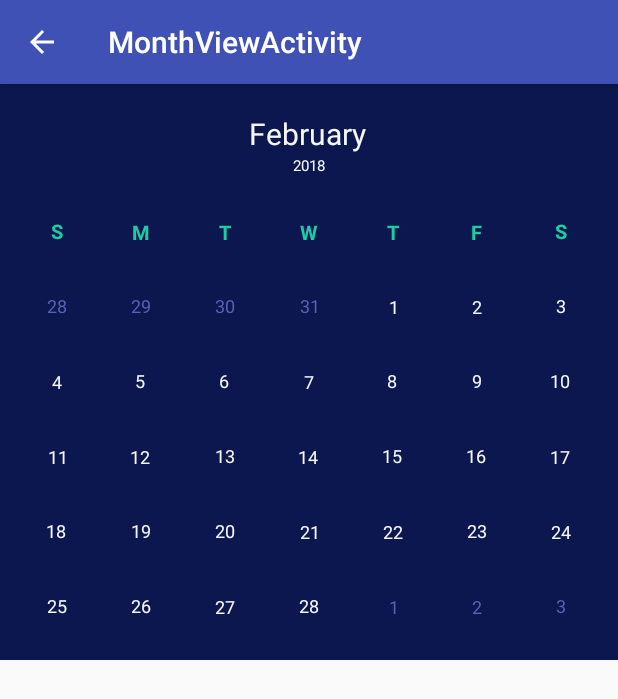
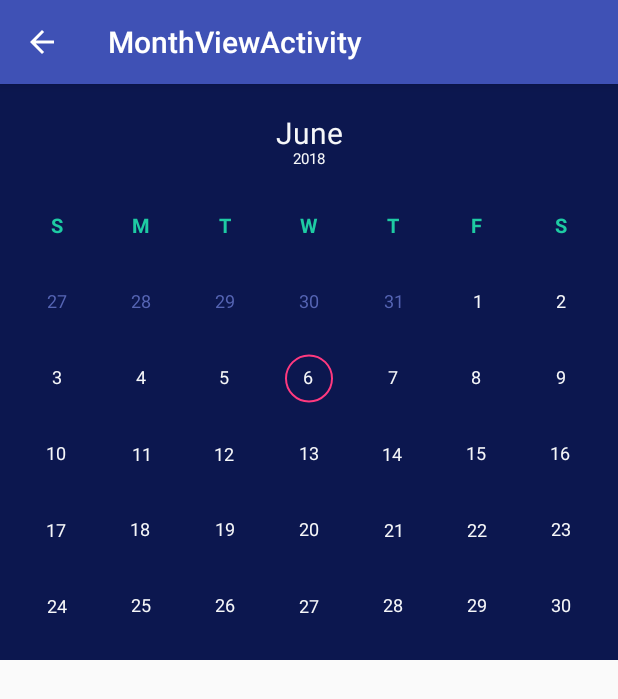
Before and after one commit to yveschiong/easy-calendar, an Android app: the MonthViewActivity screen opened directly, with no data from a screen before it, on a phone screen of 412 x 824 dp. Shown: the top 699 px of the screen. Run offline under Robolectric (Android 15) with nearby library versions, the phone set to English and light mode, and no system bars.

Commit message:
Added today circle indicator

```diff
--- a/easycalendar/src/main/java/com/yveschiong/easycalendar/utils/CalendarUtils.java
+++ b/easycalendar/src/main/java/com/yveschiong/easycalendar/utils/CalendarUtils.java
@@ -117,4 +117,13 @@ public class CalendarUtils {
         startOfWeekDay.add(Calendar.DAY_OF_WEEK, -(startOfWeekDay.get(Calendar.DAY_OF_WEEK) - 1));
         return startOfWeekDay;
     }
+
+    public static boolean isSameDay(Calendar firstDay, Calendar secondDay) {
+        if (firstDay == null || secondDay == null) {
+            return false;
+        }
+
+        return firstDay.get(Calendar.YEAR) == secondDay.get(Calendar.YEAR)
+                && firstDay.get(Calendar.DAY_OF_YEAR) == secondDay.get(Calendar.DAY_OF_YEAR);
+    }
 }
--- a/easycalendar/src/main/java/com/yveschiong/easycalendar/views/MonthView.java
+++ b/easycalendar/src/main/java/com/yveschiong/easycalendar/views/MonthView.java
@@ -31,12 +31,15 @@ public class MonthView extends View {
     private boolean isDebugMode = false;
 
     private Paint backgroundPaint = new Paint(Paint.ANTI_ALIAS_FLAG);
+    private Paint todayCirclePaint = new TextPaint(Paint.ANTI_ALIAS_FLAG);
     private TextPaint yearTextPaint = new TextPaint(Paint.ANTI_ALIAS_FLAG);
     private TextPaint monthTextPaint = new TextPaint(Paint.ANTI_ALIAS_FLAG);
     private TextPaint weekdayTextPaint = new TextPaint(Paint.ANTI_ALIAS_FLAG);
     private TextPaint dayNotInMonthTextPaint = new TextPaint(Paint.ANTI_ALIAS_FLAG);
     private TextPaint dayTextPaint = new TextPaint(Paint.ANTI_ALIAS_FLAG);
     private Paint debugLinesPaint;
+
+    private int todayCircleRadius;
 
     private Rect yearTextBounds = new Rect();
     private Rect monthTextBounds = new Rect();
@@ -49,12 +52,22 @@ public class MonthView extends View {
     // The earliest occurrence of the start of the week that we are showing
     private Calendar startOfCalendarDay = CalendarUtils.getEarliestStartOfWeek(monthRange.getStart());
 
+    // Keep track of today's date for drawing the circle indicator
+    private Calendar today = CalendarUtils.createCalendar();
+
     private String yearText;
     private String monthText;
     private String[] weekdaysTexts = CalendarUtils.getWeekdayShortNames();
 
     // These are used for laying out the grid of days
     private Rect[][] gridTextPositions = new Rect[MAX_GRID_ROWS][MAX_GRID_COLUMNS];
+
+    // Indicates the y-coordinate where we can start the grid
+    float gridStartY;
+
+    // Dimensions of each grid cell
+    float gridCellWidth;
+    float gridCellHeight;
 
     // For debugging purposes only, to draw the grid line boundaries
     private Rect[][] gridLines;
@@ -87,8 +100,12 @@ public class MonthView extends View {
     }
 
     private void handleAttributes(Context context, AttributeSet attrs) {
-        // Set default dimensions
+        // Set default colors and dimensions
         backgroundPaint.setColor(ContextCompat.getColor(context, R.color.monthViewDefaultBackgroundColor));
+
+        todayCirclePaint.setColor(ContextCompat.getColor(context, R.color.monthViewDefaultTodayCircleColor));
+        todayCirclePaint.setStrokeWidth(context.getResources().getDimensionPixelSize(R.dimen.monthViewDefaultTodayCircleStrokeWidth));
+        todayCirclePaint.setStyle(Paint.Style.STROKE);
 
         yearTextPaint.setColor(ContextCompat.getColor(context, R.color.monthViewDefaultYearTextColor));
         yearTextPaint.setTextSize(context.getResources().getDimensionPixelSize(R.dimen.monthViewDefaultYearTextSize));
@@ -105,6 +122,8 @@ public class MonthView extends View {
 
         dayTextPaint.setColor(ContextCompat.getColor(context, R.color.monthViewDefaultDayTextColor));
         dayTextPaint.setTextSize(context.getResources().getDimensionPixelSize(R.dimen.monthViewDefaultDayTextSize));
+
+        todayCircleRadius = context.getResources().getDimensionPixelSize(R.dimen.monthViewDefaultTodayCircleRadius);
 
         monthYearPadding = context.getResources().getDimensionPixelSize(R.dimen.monthViewDefaultMonthYearPadding);
         headerPadding = context.getResources().getDimensionPixelSize(R.dimen.monthViewDefaultHeaderPadding);
@@ -124,6 +143,14 @@ public class MonthView extends View {
         try {
             backgroundPaint.setColor(typedArray.getColor(R.styleable.MonthView_backgroundColor, backgroundPaint.getColor()));
 
+            todayCirclePaint.setColor(typedArray.getColor(R.styleable.MonthView_todayCircleColor, todayCirclePaint.getColor()));
+
+            // We don't want to lose precision if we can help it so we will check to see if the attribute is defined
+            // and if not, then it would use the default stroke width fetched above instead of casting the stroke width to an integer
+            if (typedArray.hasValue(R.styleable.MonthView_todayCircleStrokeWidth)) {
+                todayCirclePaint.setStrokeWidth(typedArray.getDimensionPixelSize(R.styleable.MonthView_todayCircleStrokeWidth, (int) todayCirclePaint.getStrokeWidth()));
+            }
+
             yearTextPaint.setColor(typedArray.getColor(R.styleable.MonthView_yearTextColor, yearTextPaint.getColor()));
             yearTextPaint.setTextSize(typedArray.getDimension(R.styleable.MonthView_yearTextSize, yearTextPaint.getTextSize()));
 
@@ -138,6 +165,8 @@ public class MonthView extends View {
 
             dayTextPaint.setColor(typedArray.getColor(R.styleable.MonthView_dayTextColor, dayTextPaint.getColor()));
             dayTextPaint.setTextSize(typedArray.getDimension(R.styleable.MonthView_dayTextSize, dayTextPaint.getTextSize()));
+
+            todayCircleRadius = typedArray.getDimensionPixelSize(R.styleable.MonthView_todayCircleRadius, todayCircleRadius);
 
             monthYearPadding = typedArray.getDimensionPixelSize(R.styleable.MonthView_monthYearPadding, monthYearPadding);
             headerPadding = typedArray.getDimensionPixelSize(R.styleable.MonthView_headerPadding, headerPadding);
@@ -198,6 +227,34 @@ public class MonthView extends View {
 
     public void setBackgroundPaint(@ColorInt int color) {
         backgroundPaint.setColor(color);
+        invalidate();
+    }
+
+    @ColorInt
+    public int getTodayCircleColor() {
+        return todayCirclePaint.getColor();
+    }
+
+    public void setTodayCircleColor(@ColorInt int color) {
+        todayCirclePaint.setColor(color);
+        invalidate();
+    }
+
+    public float getTodayCircleStrokeWidth() {
+        return todayCirclePaint.getStrokeWidth();
+    }
+
+    public void setTodayCircleStrokeWidth(float strokeWidth) {
+        todayCirclePaint.setStrokeWidth(strokeWidth);
+        invalidate();
+    }
+
+    public int getTodayCircleRadius() {
+        return todayCircleRadius;
+    }
+
+    public void setTodayCircleRadius(int todayCircleRadius) {
+        this.todayCircleRadius = todayCircleRadius;
         invalidate();
     }
 
@@ -383,9 +440,9 @@ public class MonthView extends View {
                 monthTextBounds.top + monthTextBoundsBottom + yearTextBounds.height() - yearTextBoundsBottom + monthYearPadding
         );
 
-        float gridStartY = headerPadding + yearTextBounds.top + yearTextBoundsBottom;
-        float gridCellWidth = (width - getPaddingLeft() - getPaddingRight()) / weekdaysTexts.length;
-        float gridCellHeight = (height - getPaddingBottom() - gridStartY) / MAX_GRID_ROWS;
+        gridStartY = headerPadding + yearTextBounds.top + yearTextBoundsBottom;
+        gridCellWidth = (width - getPaddingLeft() - getPaddingRight()) / weekdaysTexts.length;
+        gridCellHeight = (height - getPaddingBottom() - gridStartY) / MAX_GRID_ROWS;
 
         // Set up the weekdays' bounds
         for (int i = 0; i < weekdaysTexts.length; i++) {
@@ -468,6 +525,11 @@ public class MonthView extends View {
                 canvas.drawText(CalendarUtils.getDayString(startOfCalendarDay), cell.left, cell.top,
                         monthRange.intersects(startOfCalendarDay) ? dayTextPaint : dayNotInMonthTextPaint);
 
+                // Draw the today circle indicator
+                if (CalendarUtils.isSameDay(startOfCalendarDay, today)) {
+                    canvas.drawCircle(getPaddingLeft() + gridCellWidth * (j + 0.5f), gridStartY + gridCellHeight * (i + 0.5f), todayCircleRadius, todayCirclePaint);
+                }
+
                 startOfCalendarDay.add(Calendar.DATE, 1);
             }
         }
--- a/easycalendar/src/main/res/values/attrs.xml
+++ b/easycalendar/src/main/res/values/attrs.xml
@@ -24,6 +24,9 @@
     <declare-styleable name="MonthView">
         <attr name="backgroundColor" />
         <attr name="isDebugMode" format="boolean"/>
+        <attr name="todayCircleRadius" format="dimension"/>
+        <attr name="todayCircleStrokeWidth" format="dimension"/>
+        <attr name="todayCircleColor" format="color"/>
         <attr name="debugLinesColor" format="color"/>
         <attr name="yearTextColor" format="color"/>
         <attr name="yearTextSize" format="dimension"/>
--- a/easycalendar/src/main/res/values/dimens.xml
+++ b/easycalendar/src/main/res/values/dimens.xml
@@ -19,5 +19,7 @@
     <dimen name="monthViewDefaultDayTextSize">12sp</dimen>
     <dimen name="monthViewDefaultMonthYearPadding">5dp</dimen>
     <dimen name="monthViewDefaultHeaderPadding">15dp</dimen>
+    <dimen name="monthViewDefaultTodayCircleRadius">15dp</dimen>
+    <dimen name="monthViewDefaultTodayCircleStrokeWidth">1dp</dimen>
 
 </resources>
--- a/sample/src/main/java/com/yveschiong/easycalendar/sample/activities/MonthViewActivity.java
+++ b/sample/src/main/java/com/yveschiong/easycalendar/sample/activities/MonthViewActivity.java
@@ -3,21 +3,11 @@ package com.yveschiong.easycalendar.sample.activities;
 import android.os.Bundle;
 
 import com.yveschiong.easycalendar.sample.R;
-import com.yveschiong.easycalendar.views.MonthView;
-
-import java.util.Calendar;
 
 public class MonthViewActivity extends BaseActivity {
     @Override
     protected void onCreate(Bundle savedInstanceState) {
         super.onCreate(savedInstanceState);
         setContentView(R.layout.activity_month_view);
-
-        MonthView monthView = findViewById(R.id.monthView);
-
-        Calendar calendar = Calendar.getInstance();
-        calendar.add(Calendar.MONTH, -4);
-
-        monthView.setMonth(calendar);
     }
 }
```
Also changed, not shown: easycalendar/src/main/res/values/colors.xml (+7 -6 lines).
